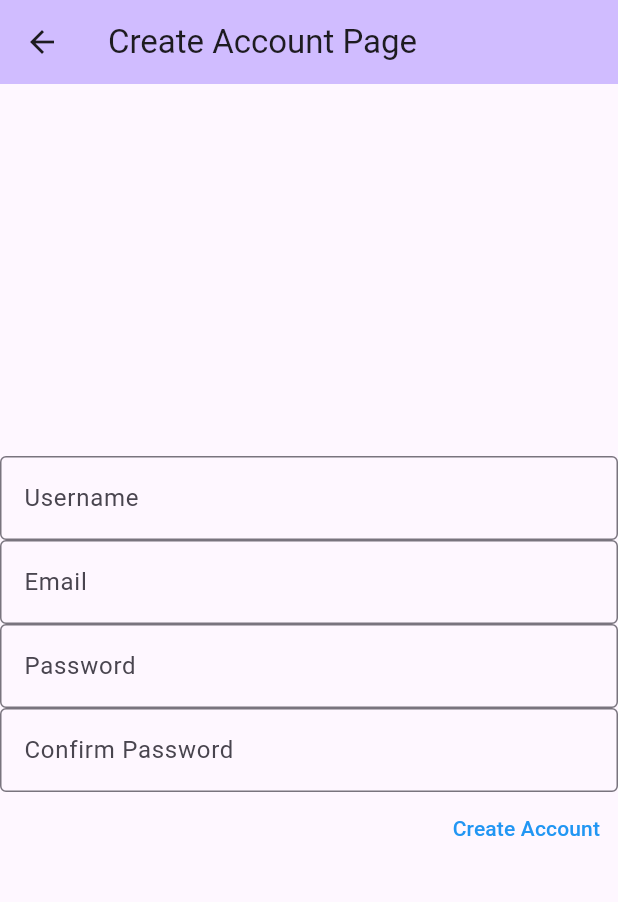
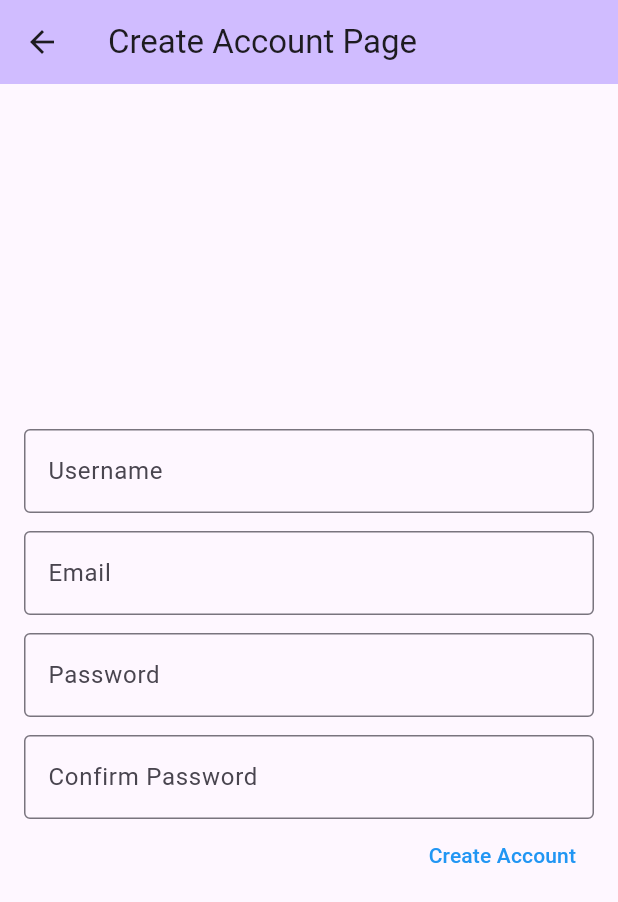
Before and after one commit to marcsaffold17/GetFitApp, a Flutter app: the MyCreateAccountPage screen opened directly, on a phone screen of 412 x 824 dp. Shown: the top 902 px of the screen. Run offline on Flutter 3.47's test engine with Material 3 defaults, Android fonts, the phone set to English and light mode, and no system bars; our stand-ins replace cloud_firestore, firebase_core; accounts and stored records are empty.

Commit message:
added spaceing between textfield on create account and login

```diff
--- a/get_fit_app/lib/view/login_view.dart
+++ b/get_fit_app/lib/view/login_view.dart
@@ -89,7 +89,8 @@ class LoginPage extends State<MyLoginPage> implements LoginView {
         backgroundColor: Theme.of(context).colorScheme.inversePrimary,
         title: Text(widget.title),
       ),
-      body: Center(
+      body: Padding(
+        padding: const EdgeInsets.all(16.0),
         child: Column(
           mainAxisAlignment: MainAxisAlignment.center,
           crossAxisAlignment: CrossAxisAlignment.end,
@@ -101,6 +102,7 @@ class LoginPage extends State<MyLoginPage> implements LoginView {
                 hintText: 'Username',
               ),
             ),
+            SizedBox(height: 12),
             TextField(
               controller: passWordText,
               obscureText: true,
@@ -195,7 +197,8 @@ class CreateAccountPage extends State<MyCreateAccountPage>
         backgroundColor: Theme.of(context).colorScheme.inversePrimary,
         title: Text(widget.title),
       ),
-      body: Center(
+      body: Padding(
+        padding: const EdgeInsets.all(16.0),
         child: Column(
           mainAxisAlignment: MainAxisAlignment.center,
           crossAxisAlignment: CrossAxisAlignment.end,
@@ -207,6 +210,7 @@ class CreateAccountPage extends State<MyCreateAccountPage>
                 hintText: 'Username',
               ),
             ),
+            SizedBox(height: 12),
             TextField(
               controller: emailText,
               decoration: const InputDecoration(
@@ -214,6 +218,7 @@ class CreateAccountPage extends State<MyCreateAccountPage>
                 hintText: 'Email',
               ),
             ),
+            SizedBox(height: 12),
             TextField(
               controller: passWordText,
               obscureText: true,
@@ -222,6 +227,7 @@ class CreateAccountPage extends State<MyCreateAccountPage>
                 hintText: 'Password',
               ),
             ),
+            SizedBox(height: 12),
             TextField(
               controller: confirmPassWordText,
               obscureText: true,
```
